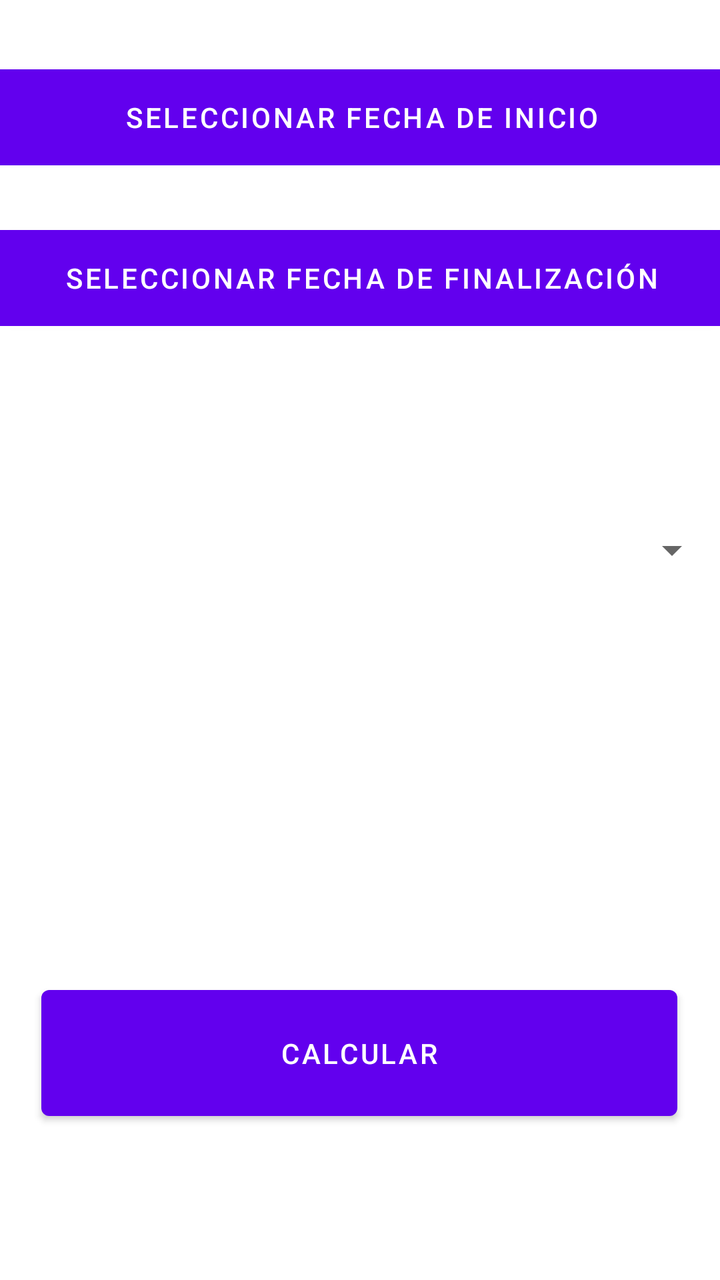
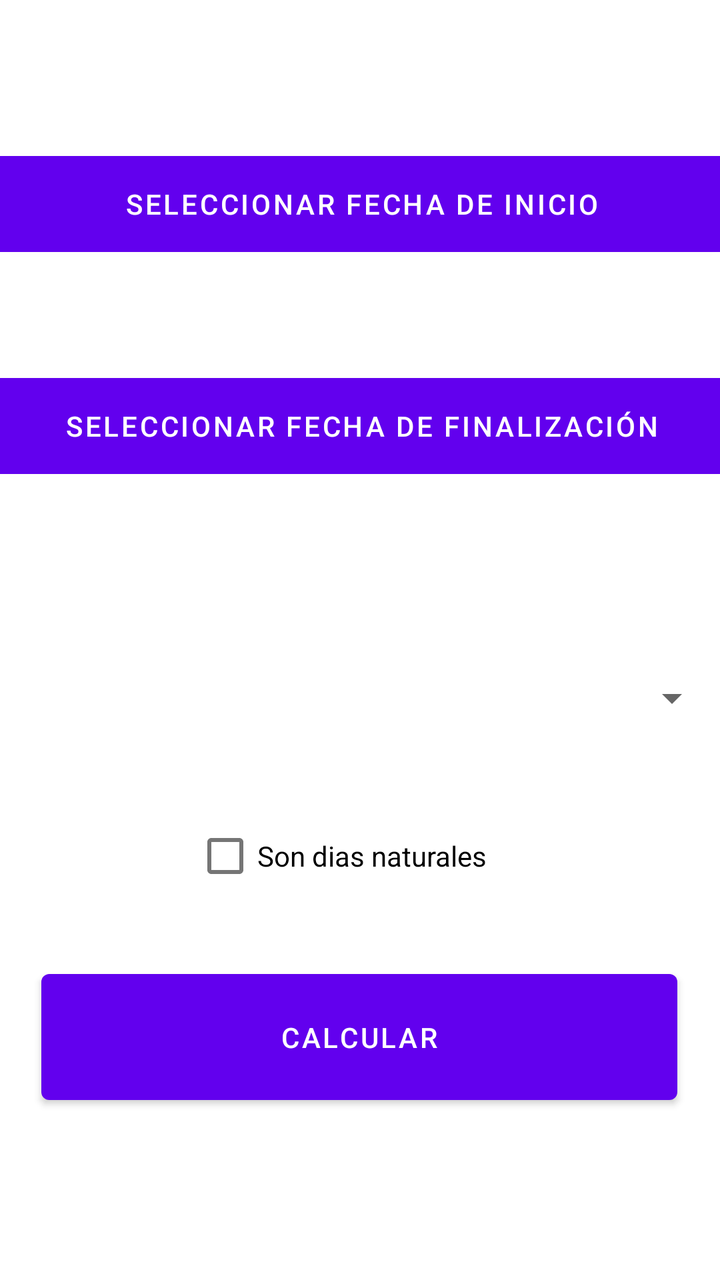

Two renders of the same Android screen: before a commit and after it. Below are the layout's source before the change and the commit's diff.
<!-- AndroidManifest.xml: application theme Theme.NiUnDiaGratis -->
<!-- res/layout/fragment_add_permiso.xml -->
<?xml version="1.0" encoding="utf-8"?>
<androidx.constraintlayout.widget.ConstraintLayout xmlns:android="http://schemas.android.com/apk/res/android"
    xmlns:app="http://schemas.android.com/apk/res-auto"
    xmlns:tools="http://schemas.android.com/tools"
    android:layout_width="match_parent"
    android:layout_height="match_parent"
    tools:context=".AddPermisoFragment">




    <Spinner
        android:id="@+id/spinnerTipo09"
        android:layout_width="360dp"
        android:layout_height="52dp"
        android:layout_marginBottom="188dp"
        android:prompt="@string/spinner_tipo_dia"
        app:layout_constraintBottom_toTopOf="@+id/buttonGuardar"
        app:layout_constraintEnd_toEndOf="parent"
        app:layout_constraintHorizontal_bias="0.49"
        app:layout_constraintStart_toStartOf="parent" />

    <Button
        android:id="@+id/buttonGuardar"
        android:layout_width="318dp"
        android:layout_height="75dp"
        android:layout_marginBottom="76dp"
        android:text="@string/btn_calcular"
        app:layout_constraintBottom_toBottomOf="parent"
        app:layout_constraintEnd_toEndOf="parent"
        app:layout_constraintHorizontal_bias="0.494"
        app:layout_constraintStart_toStartOf="parent" />

    <Button
        android:id="@+id/btnFechaIniPerm09"
        android:layout_width="370dp"
        android:layout_height="60dp"
        android:text="@string/btn_fecha_inicio"
        app:layout_constraintBottom_toTopOf="@+id/btnFechaFinPerm09"
        app:layout_constraintEnd_toEndOf="parent"
        app:layout_constraintHorizontal_bias="0.487"
        app:layout_constraintStart_toStartOf="parent"
        app:layout_constraintTop_toTopOf="parent"
        app:layout_constraintVertical_bias="0.585" />

    <Button
        android:id="@+id/btnFechaFinPerm09"
        android:layout_width="370dp"
        android:layout_height="60dp"
        android:layout_marginBottom="80dp"
        android:text="@string/btn_fecha_fin"
        app:layout_constraintBottom_toTopOf="@+id/spinnerTipo09"
        app:layout_constraintEnd_toEndOf="parent"
        app:layout_constraintHorizontal_bias="0.487"
        app:layout_constraintStart_toStartOf="parent" />

    
</androidx.constraintlayout.widget.ConstraintLayout>
<!-- resources referenced by this layout -->
<resources>
  <string name="btn_calcular">Calcular</string>
  <string name="btn_fecha_fin">Seleccionar fecha de finalización</string>
  <string name="btn_fecha_inicio">Seleccionar fecha de inicio</string>
  <string name="spinner_tipo_dia">Seleccionar el tipo de día</string>
  <style name="Theme.NiUnDiaGratis" parent="Theme.MaterialComponents.DayNight.DarkActionBar">
          
          <item name="colorPrimary">@color/purple_500</item>
          <item name="colorPrimaryVariant">@color/purple_700</item>
          <item name="colorOnPrimary">@color/white</item>
          
          <item name="colorSecondary">@color/teal_200</item>
          <item name="colorSecondaryVariant">@color/teal_700</item>
          <item name="colorOnSecondary">@color/black</item>
          
          <item name="android:statusBarColor">?attr/colorPrimaryVariant</item>
          
      </style>
  <color name="purple_500">#FF6200EE</color>
  <color name="purple_700">#FF3700B3</color>
  <color name="white">#FFFFFFFF</color>
  <color name="teal_200">#FF03DAC5</color>
  <color name="teal_700">#FF018786</color>
  <color name="black">#FF000000</color>
</resources>

<!-- the commit's change to res/layout/fragment_add_permiso.xml (unified diff, before → after) -->
@@ -7,24 +7,22 @@
     tools:context=".AddPermisoFragment">
 
 
-
-
     <Spinner
         android:id="@+id/spinnerTipo09"
         android:layout_width="360dp"
         android:layout_height="52dp"
-        android:layout_marginBottom="188dp"
+        android:layout_marginBottom="28dp"
         android:prompt="@string/spinner_tipo_dia"
-        app:layout_constraintBottom_toTopOf="@+id/buttonGuardar"
+        app:layout_constraintBottom_toTopOf="@+id/checkBox09"
         app:layout_constraintEnd_toEndOf="parent"
         app:layout_constraintHorizontal_bias="0.49"
         app:layout_constraintStart_toStartOf="parent" />
 
     <Button
-        android:id="@+id/buttonGuardar"
+        android:id="@+id/buttonGuardar09"
         android:layout_width="318dp"
         android:layout_height="75dp"
-        android:layout_marginBottom="76dp"
+        android:layout_marginBottom="84dp"
         android:text="@string/btn_calcular"
         app:layout_constraintBottom_toBottomOf="parent"
         app:layout_constraintEnd_toEndOf="parent"
@@ -54,5 +52,13 @@
         app:layout_constraintHorizontal_bias="0.487"
         app:layout_constraintStart_toStartOf="parent" />
 
-    
+    <CheckBox
+        android:id="@+id/checkBox09"
+        android:layout_width="167dp"
+        android:layout_height="50dp"
+        android:layout_marginBottom="28dp"
+        android:text="@string/d_naturales"
+        app:layout_constraintBottom_toTopOf="@+id/buttonGuardar09"
+        app:layout_constraintEnd_toEndOf="parent"
+        app:layout_constraintStart_toStartOf="parent" />
 </androidx.constraintlayout.widget.ConstraintLayout>
<!-- resource entries referenced after the edit -->
@@ -3,6 +3,7 @@
   <string name="btn_calcular">Calcular</string>
   <string name="btn_fecha_fin">Seleccionar fecha de finalización</string>
   <string name="btn_fecha_inicio">Seleccionar fecha de inicio</string>
+  <string name="d_naturales">Son dias naturales</string>
   <string name="spinner_tipo_dia">Seleccionar el tipo de día</string>
   <style name="Theme.NiUnDiaGratis" parent="Theme.MaterialComponents.DayNight.DarkActionBar">
           
